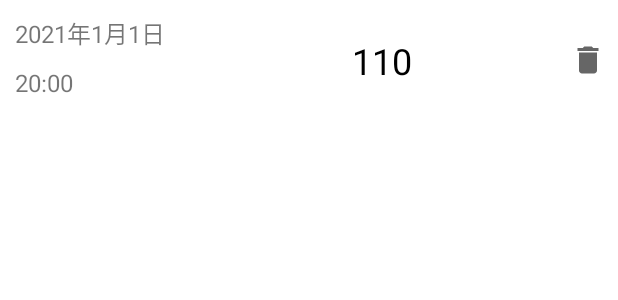
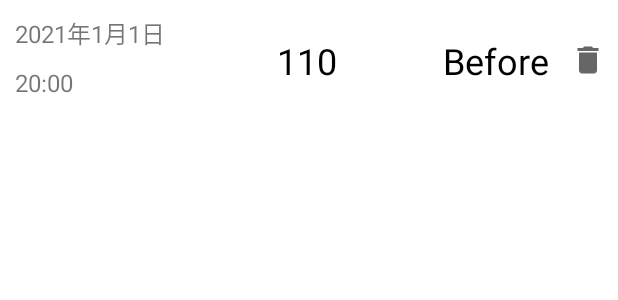
Before and after one commit to tanyanbo/health_tracker, an Android app: the layout glucose_list.xml on its own in the app's theme, with its tools: preview values and no code run, on a phone screen of 412 x 824 dp. Shown: the top 300 px of the screen. Run offline under Robolectric (Android 15) with nearby library versions, the phone set to English and light mode, and no system bars.

Commit message:
first steps in adding before food check box

```diff
--- a/app/src/main/res/layout/glucose_list.xml
+++ b/app/src/main/res/layout/glucose_list.xml
@@ -14,7 +14,7 @@
         android:textColor="@color/black"
         android:textSize="24sp"
         android:textAlignment="center"
-        app:layout_constraintEnd_toStartOf="@+id/imgDelete"
+        app:layout_constraintEnd_toStartOf="@+id/tvFood"
         app:layout_constraintHorizontal_bias="0.5"
         app:layout_constraintStart_toEndOf="@+id/tvDt"
         app:layout_constraintTop_toTopOf="parent"
@@ -42,6 +42,19 @@
         app:layout_constraintTop_toBottomOf="@id/tvDt"
         tools:text="20:00" />
 
+    <TextView
+        android:id="@+id/tvFood"
+        android:layout_width="100dp"
+        android:layout_height="wrap_content"
+        app:layout_constraintTop_toTopOf="parent"
+        app:layout_constraintStart_toEndOf="@id/tvG"
+        app:layout_constraintEnd_toStartOf="@id/imgDelete"
+        android:layout_marginTop="24dp"
+        android:textColor="@color/black"
+        android:textSize="24sp"
+        android:textAlignment="center"
+        tools:text="Before"/>
+
     <ImageView
         android:id="@+id/imgDelete"
         android:layout_width="wrap_content"
--- a/app/src/main/res/values/strings.xml
+++ b/app/src/main/res/values/strings.xml
@@ -45,4 +45,7 @@
     <string name="weight">Weight</string>
     <string name="height">Height</string>
     <string name="person_changed_snackbar_message">Person changed to "%1$s"</string>
+    <string name="before_after_food">Before/After Food</string>
+    <string name="before_food">Before</string>
+    <string name="after_food">After</string>
 </resources>
```
Also changed, not shown: app/src/main/res/layout/fragment_glucose.xml (+14 -1 lines), 1 other file.
